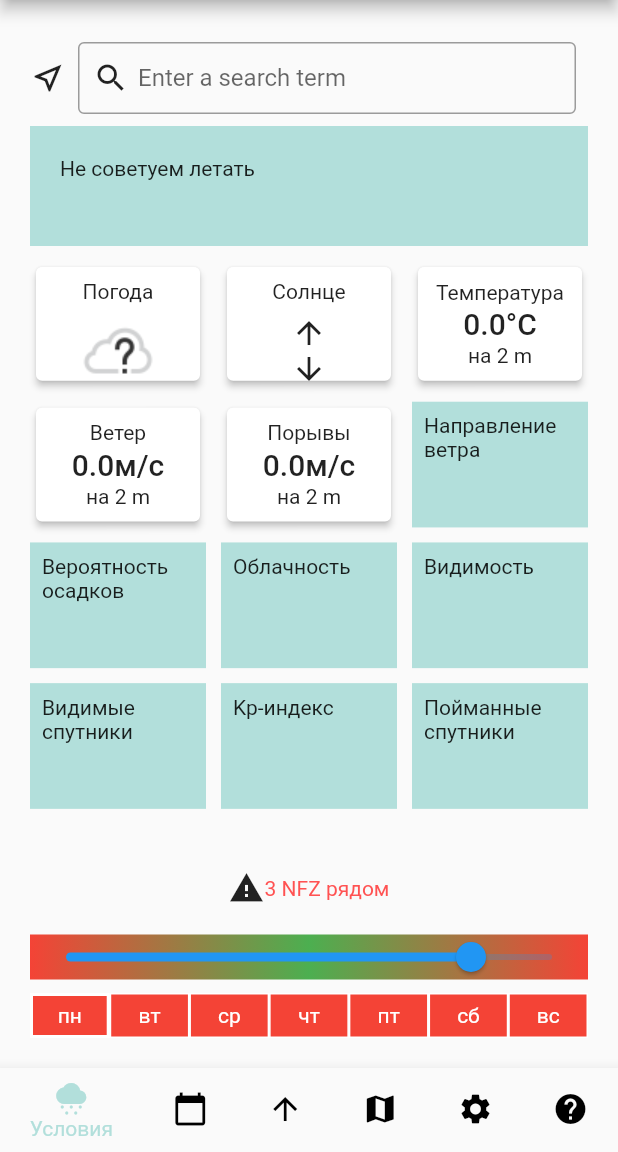
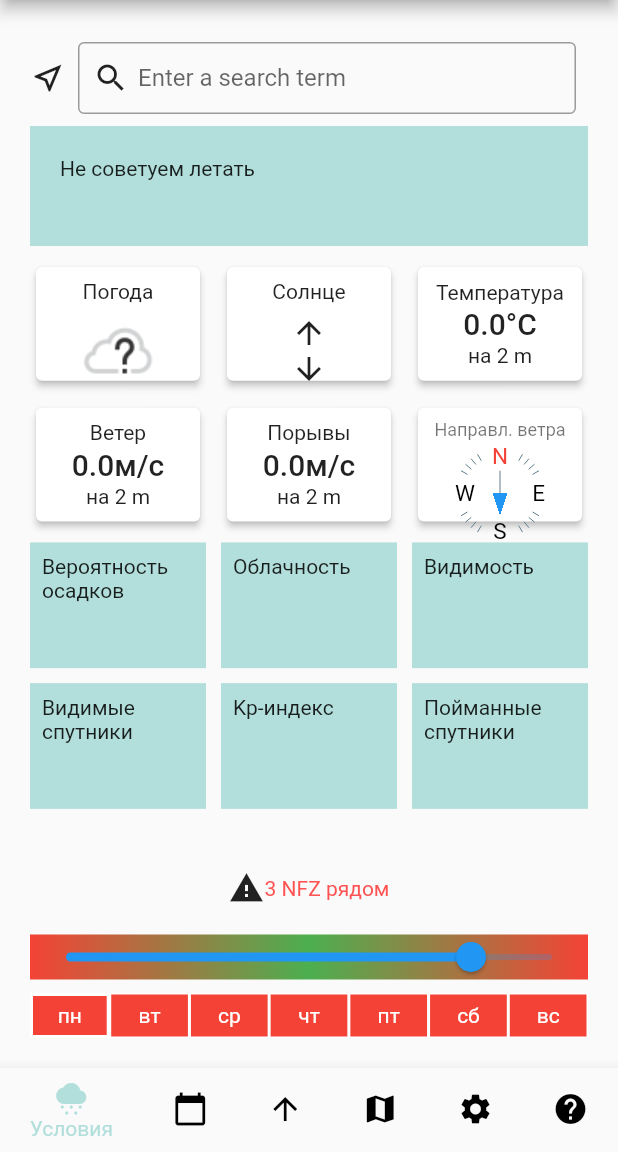
Before and after one commit to megabayt/forecast_app, a Flutter app: the screen it shows after launch, on a phone screen of 412 x 824 dp, the part 84-1236 px from its top. Run offline on Flutter 3.47's test engine with Material 2 defaults, Android fonts, the phone set to English and light mode, and no system bars; drawn by our look-alikes of syncfusion_flutter_sliders; our stand-ins replace bloc, copy_with_extension, flutter_bloc, flutter_dotenv, geolocator, get_it and 2 more; missing offline and left inert: syncfusion_flutter_core; generated files the repository leaves out were written again.

Commit message:
add wind direction

```diff
--- a/lib/blocs/common_bloc/common_bloc.dart
+++ b/lib/blocs/common_bloc/common_bloc.dart
@@ -86,6 +86,12 @@ class CommonBloc extends Bloc<CommonEvent, CommonState> {
       if (windGusts != null) {
         _windCubit.onChangeGusts(windGusts);
       }
+
+      final windDirection = result.getValueByParameter(
+          'wind_dir_${_commonSettingsCubit.state.height.floor()}m:d');
+      if (windDirection != null) {
+        _windCubit.onChangeDirection(windDirection);
+      }
     } catch (_) {}
     emit(state.copyWith(
       isFetching: false,
--- a/lib/cubits/cubit/wind_cubit.dart
+++ b/lib/cubits/cubit/wind_cubit.dart
@@ -7,6 +7,12 @@ part 'wind_state.dart';
 
 class WindCubit extends HydratedCubit<WindState> {
   WindCubit() : super(const WindState());
+
+  onChangeDirection(double newValue) {
+    emit(state.copyWith(
+      direction: newValue,
+    ));
+  }
 
   onChangeSpeed(double newValue) {
     emit(state.copyWith(
@@ -47,6 +53,7 @@ class WindCubit extends HydratedCubit<WindState> {
 
   @override
   WindState fromJson(Map<String, dynamic> json) => WindState(
+        direction: json['direction'],
         speedUnit: SpeedUnit.values.elementAt(json['SpeedUnit']),
         speed: json['speed'],
         gusts: json['gusts'],
@@ -57,6 +64,7 @@ class WindCubit extends HydratedCubit<WindState> {
 
   @override
   Map<String, dynamic> toJson(WindState state) => {
+        'direction': state.direction,
         'SpeedUnit': state.speedUnit.index,
         'speed': state._speed,
         'gusts': state._gusts,
--- a/lib/cubits/cubit/wind_state.dart
+++ b/lib/cubits/cubit/wind_state.dart
@@ -3,6 +3,7 @@ part of 'wind_cubit.dart';
 @immutable
 class WindState {
   const WindState({
+    this.direction = 0,
     this.speedUnit = SpeedUnit.ms,
     double speed = 0,
     double gusts = 0,
@@ -14,6 +15,7 @@ class WindState {
         _max = max;
 
   WindState copyWith({
+    double? direction,
     SpeedUnit? speedUnit,
     double? speed,
     double? gusts,
@@ -22,6 +24,7 @@ class WindState {
     double? max,
   }) =>
       WindState(
+        direction: direction ?? this.direction,
         speedUnit: speedUnit ?? this.speedUnit,
         speed: speed != null
             ? convertToSpeedUnit(speed, this.speedUnit, SpeedUnit.ms)
@@ -36,6 +39,7 @@ class WindState {
             : _max,
       );
 
+  final double direction;
   final SpeedUnit speedUnit;
   final double _speed;
   double get speed {
--- /dev/null
+++ b/lib/widgets/compass_painter.dart
@@ -0,0 +1,99 @@
+import 'dart:math';
+import 'dart:ui';
+
+import 'package:flutter/material.dart';
+
+class CompassPainter extends CustomPainter {
+  final Paint tickPaint;
+  final TextPainter textPainter;
+  final double rotate;
+
+  CompassPainter({required double rotate})
+      : tickPaint = Paint(),
+        textPainter = TextPainter(
+          textAlign: TextAlign.center,
+          textDirection: TextDirection.rtl,
+        ),
+        rotate = (rotate * pi / 180) {
+    tickPaint.color = Colors.blueGrey;
+  }
+
+  @override
+  void paint(Canvas canvas, Size size) {
+    const angle = 2 * pi / 36;
+    final radius = size.width / 2;
+    canvas.save();
+
+    // drawing
+    canvas.translate(radius, radius);
+    List<int> skipIList = const [0, 1, 2, 3, 4];
+    for (var i = 0; i < 36; i++) {
+      if (!skipIList.contains((i + 2) % 9)) {
+        canvas.drawLine(
+          Offset(0.0, -radius),
+          Offset(0.0, -radius + 5),
+          tickPaint,
+        );
+      }
+      if (i % 9 == 0) {
+        // //draw the text
+        textPainter.text = TextSpan(
+          text: (() {
+            if (i == 0) {
+              return 'N';
+            }
+            if (i == 9) {
+              return 'E';
+            }
+            if (i == 18) {
+              return 'S';
+            }
+            if (i == 27) {
+              return 'W';
+            }
+          })(),
+          style: TextStyle(
+            color: i == 0 ? Colors.red : Colors.black,
+            fontFamily: 'Times New Roman',
+            fontSize: 15.0,
+          ),
+        );
+
+        //helps make the text painted vertically
+        textPainter.layout();
+
+        canvas.save();
+        canvas.translate(0.0, -radius + textPainter.width / 2);
+        canvas.rotate(-angle * i);
+
+        textPainter.paint(canvas,
+            Offset(-(textPainter.width / 2), -(textPainter.height / 2)));
+
+        canvas.restore();
+      }
+
+      canvas.rotate(angle);
+    }
+
+    canvas.rotate(rotate);
+
+    var vertices = Vertices(
+      VertexMode.triangles,
+      [const Offset(5, 0), const Offset(-5, 0), Offset(0, radius - 15)],
+    );
+
+    canvas.drawVertices(
+      vertices,
+      BlendMode.srcOver,
+      Paint()..color = Colors.blue,
+    );
+    canvas.drawLine(Offset.zero, Offset(0, -radius + 15), tickPaint);
+
+    canvas.restore();
+  }
+
+  @override
+  bool shouldRepaint(CustomPainter oldDelegate) {
+    return false;
+  }
+}
--- a/lib/widgets/wind_direction.dart
+++ b/lib/widgets/wind_direction.dart
@@ -1,14 +1,51 @@
 import 'package:flutter/material.dart';
+import 'package:flutter_bloc/flutter_bloc.dart';
+import 'package:forecast_app/blocs/common_bloc/common_bloc.dart';
+import 'package:forecast_app/cubits/cubit/wind_cubit.dart';
+import 'package:forecast_app/widgets/compass_painter.dart';
 
 class WindDirection extends StatelessWidget {
   const WindDirection({Key? key}) : super(key: key);
 
   @override
-  build(BuildContext context) {
-    return Container(
-      padding: const EdgeInsets.all(8),
-      child: const Text("Направление ветра"),
-      color: Colors.teal[100],
+  Widget build(BuildContext context) {
+    return BlocBuilder<CommonBloc, CommonState>(
+      builder: (commonBlocContext, commonBlocState) {
+        return BlocBuilder<WindCubit, WindState>(
+          builder: (windCubitContext, windCubitState) {
+            return Card(
+              elevation: 2,
+              child: Padding(
+                padding: const EdgeInsets.all(8),
+                child: Column(
+                  mainAxisAlignment: MainAxisAlignment.spaceAround,
+                  crossAxisAlignment: CrossAxisAlignment.center,
+                  children: [
+                    Text(
+                      "Направл. ветра",
+                      style: Theme.of(context).textTheme.bodySmall,
+                    ),
+                    const SizedBox(
+                      height: 5,
+                      width: 5,
+                    ),
+                    commonBlocState.isFetching
+                        ? const CircularProgressIndicator()
+                        : SizedBox(
+                            width: 60,
+                            height: 60,
+                            child: CustomPaint(
+                              painter: CompassPainter(
+                                  rotate: windCubitState.direction),
+                            ),
+                          ),
+                  ],
+                ),
+              ),
+            );
+          },
+        );
+      },
     );
   }
 }
```
